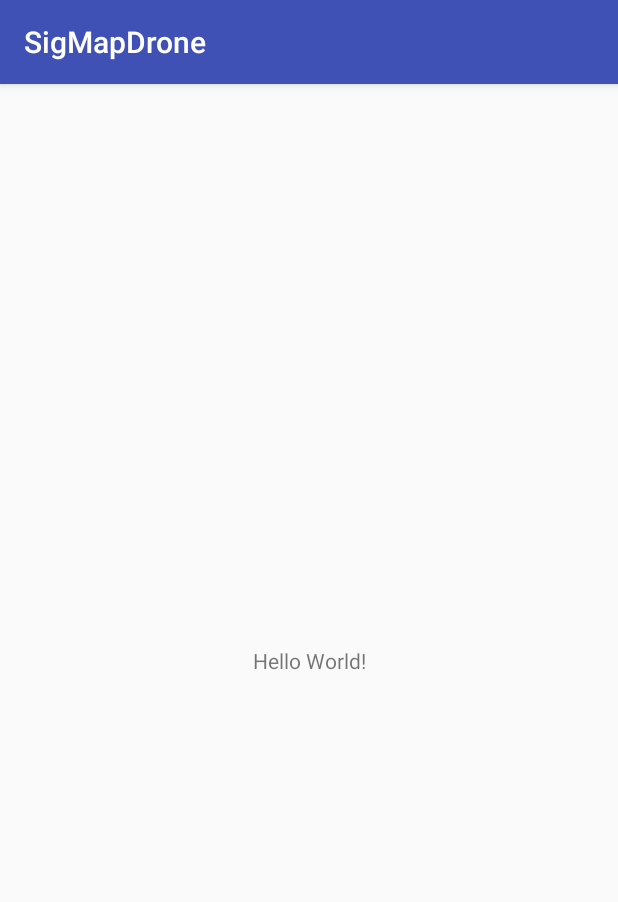
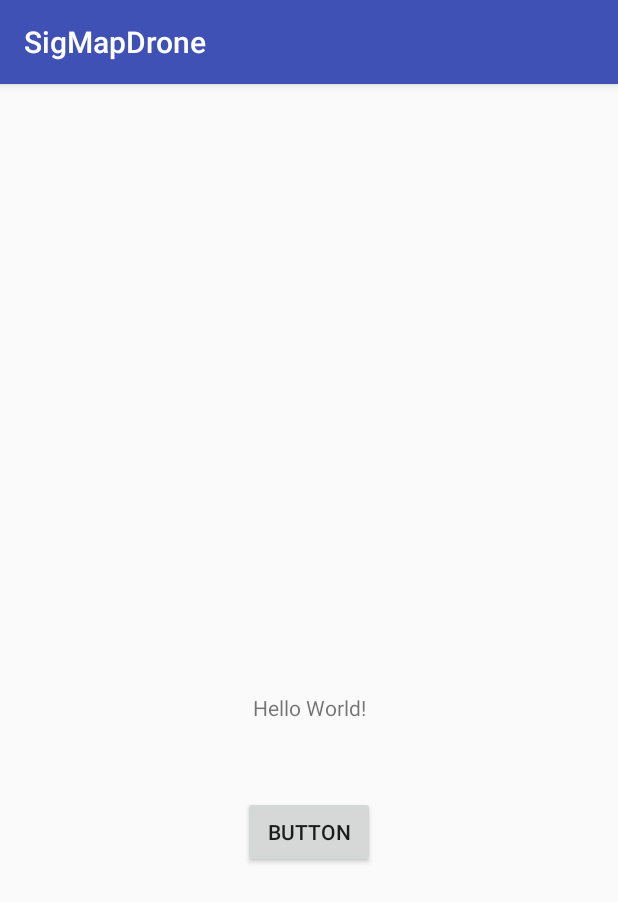
Before and after one commit to max-two/SigMapDrone, an Android app: the screen it shows after launch (MainActivity), on a phone screen of 412 x 824 dp. Shown: the top 902 px of the screen. Run offline under Robolectric (Android 15) with nearby library versions, the phone set to English and light mode, and no system bars.

```diff
--- a/app/src/main/AndroidManifest.xml
+++ b/app/src/main/AndroidManifest.xml
@@ -2,6 +2,11 @@
 <manifest xmlns:android="http://schemas.android.com/apk/res/android"
     package="come.wolfpack.sigmapdrone">
 
+    <uses-permission android:name="android.permission.ACCESS_NETWORK_STATE"/>
+    <uses-permission android:name="android.permission.ACCESS_COARSE_LOCATION" />
+    <uses-permission android:name="android.permission.ACCESS_WIFI_STATE" />
+    <uses-permission android:name="android.permission.CHANGE_WIFI_STATE" />
+    <uses-permission android:name="android.permission.WAKE_LOCK" />
     <application
         android:allowBackup="true"
         android:icon="@mipmap/ic_launcher"
--- a/app/src/main/java/come/wolfpack/sigmapdrone/MainActivity.java
+++ b/app/src/main/java/come/wolfpack/sigmapdrone/MainActivity.java
@@ -2,6 +2,8 @@ package come.wolfpack.sigmapdrone;
 
 import android.support.v7.app.AppCompatActivity;
 import android.os.Bundle;
+import android.view.View;
+import android.widget.TextView;
 
 public class MainActivity extends AppCompatActivity {
 
--- a/app/src/main/res/layout/activity_main.xml
+++ b/app/src/main/res/layout/activity_main.xml
@@ -10,9 +10,23 @@
         android:layout_width="wrap_content"
         android:layout_height="wrap_content"
         android:text="Hello World!"
+        app:layout_constraintLeft_toLeftOf="parent"
+        app:layout_constraintRight_toRightOf="parent"
+        app:layout_constraintTop_toTopOf="parent"
+        android:layout_marginTop="132dp"
+        android:layout_marginBottom="8dp"
+        app:layout_constraintBottom_toTopOf="@+id/button"
+        app:layout_constraintVertical_bias="0.868" />
+
+    <Button
+        android:id="@+id/button"
+        android:layout_width="wrap_content"
+        android:layout_height="wrap_content"
+        android:layout_marginBottom="245dp"
+        android:onClick="collectWifi"
+        android:text="Button"
         app:layout_constraintBottom_toBottomOf="parent"
         app:layout_constraintLeft_toLeftOf="parent"
-        app:layout_constraintRight_toRightOf="parent"
-        app:layout_constraintTop_toTopOf="parent" />
+        app:layout_constraintRight_toRightOf="parent" />
 
 </android.support.constraint.ConstraintLayout>
```
Also changed, not shown: app/src/main/java/come/wolfpack/sigmapdrone/WifiHelper.java (added, +35 -0 lines).
